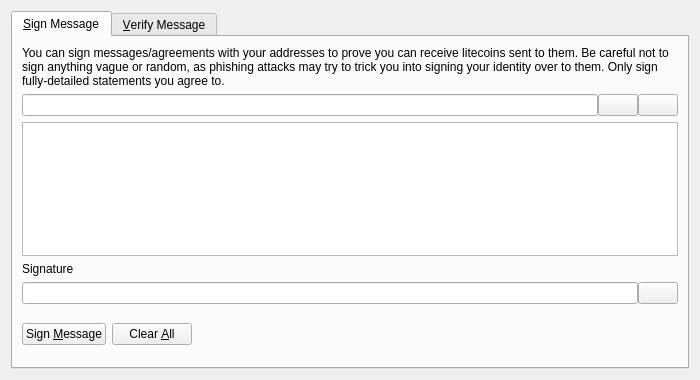
First picture: the form in src/qt/forms/signverifymessagedialog.ui, repository Feliphegomez/dm-core-1.0.0, before the edit.
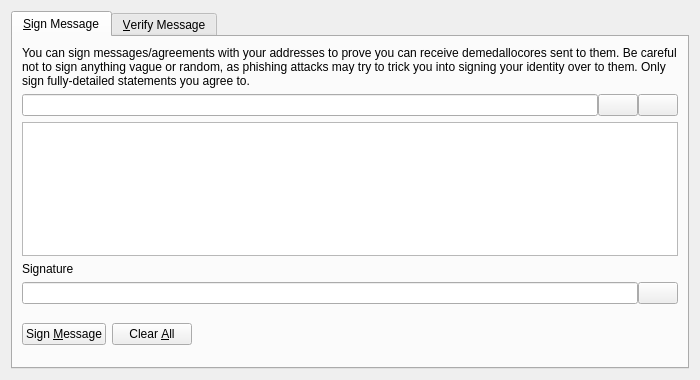
Second picture: the form after the edit. Icons and pictures are not drawn. Custom widgets are drawn as their Qt base class.

The edit to the form file:
```diff
--- a/src/qt/forms/signverifymessagedialog.ui
+++ b/src/qt/forms/signverifymessagedialog.ui
@@ -30,7 +30,7 @@
        <item>
         <widget class="QLabel" name="infoLabel_SM">
          <property name="text">
-          <string>You can sign messages/agreements with your addresses to prove you can receive litecoins sent to them. Be careful not to sign anything vague or random, as phishing attacks may try to trick you into signing your identity over to them. Only sign fully-detailed statements you agree to.</string>
+          <string>You can sign messages/agreements with your addresses to prove you can receive demedallocores sent to them. Be careful not to sign anything vague or random, as phishing attacks may try to trick you into signing your identity over to them. Only sign fully-detailed statements you agree to.</string>
          </property>
          <property name="textFormat">
           <enum>Qt::PlainText</enum>
```
Left out of the diff: 8 changed lines with no effect on the pictures.
